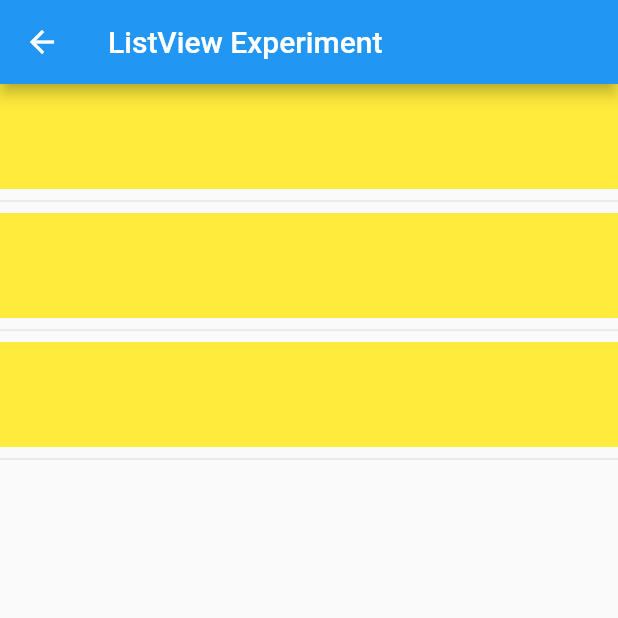
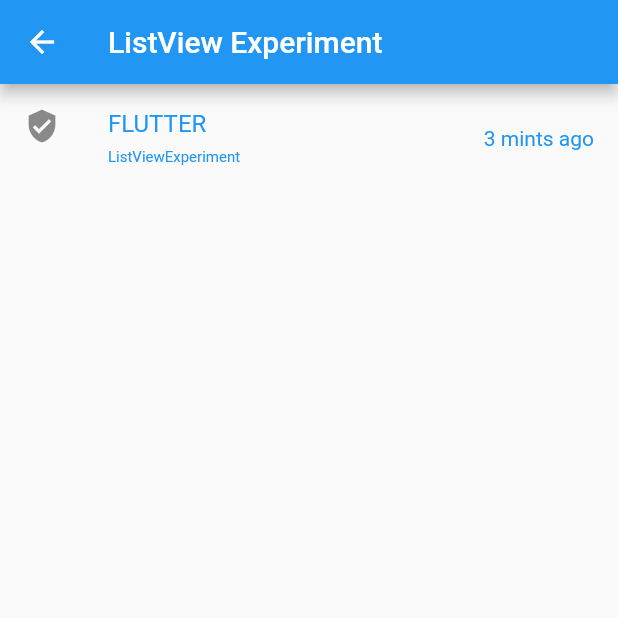
Before and after one commit to Rahulshahare/tiktik, a Flutter app: the ListViewExperiment screen opened directly, on a phone screen of 412 x 824 dp, the top half of it. Run offline on Flutter 3.47's test engine with Material 2 defaults, Android fonts, the phone set to English and light mode, and no system bars.

Commit message:
ListTile

```diff
--- a/lib/ui/ListView.dart
+++ b/lib/ui/ListView.dart
@@ -25,22 +25,17 @@ class BodyLayout extends StatelessWidget {
 
 Widget _myListView(BuildContext context) {
   return ListView(
-    children: <Widget>[
-      Container(
-        color: Colors.yellow,
-        height: 70.0,
+    children: const <Widget>[
+      ListTile(
+        textColor: Colors.blue,
+        leading: Icon(Icons.verified_user),
+        title: Text('FLUTTER'),
+        subtitle: Text(
+          'ListViewExperiment',
+          style: TextStyle(fontSize: 10),
+        ),
+        trailing: Text('3 mints ago'),
       ),
-      Divider(),
-      Container(
-        color: Colors.yellow,
-        height: 70.0,
-      ),
-      Divider(),
-      Container(
-        color: Colors.yellow,
-        height: 70.0,
-      ),
-      Divider(),
     ],
   );
 }
```
